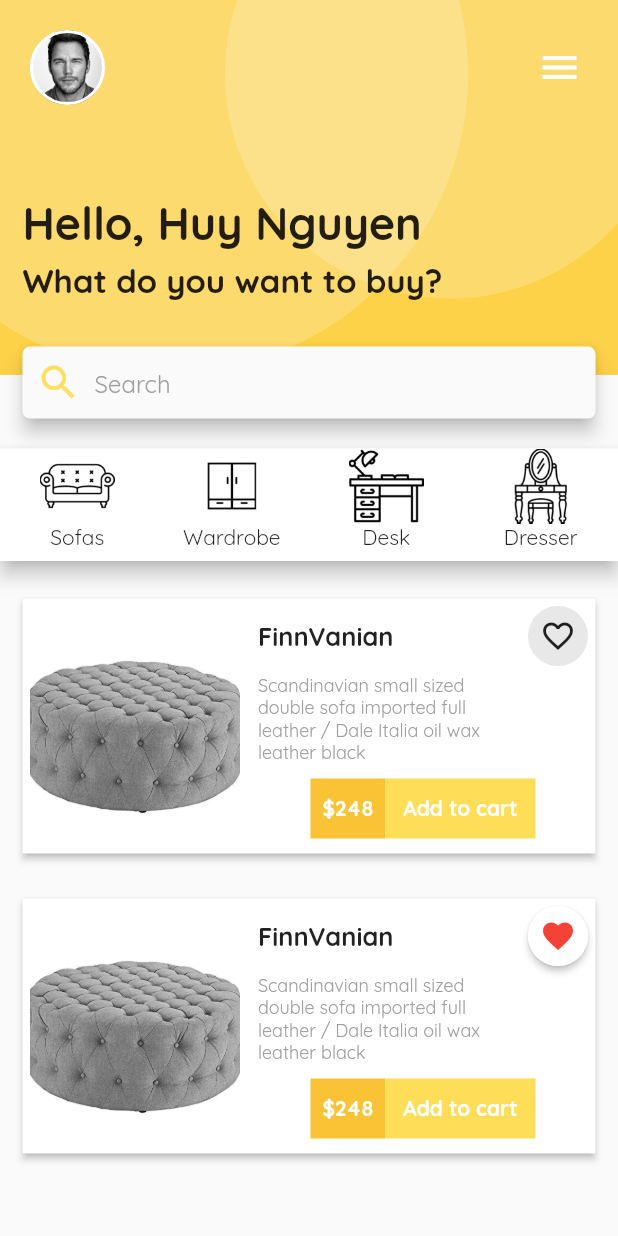
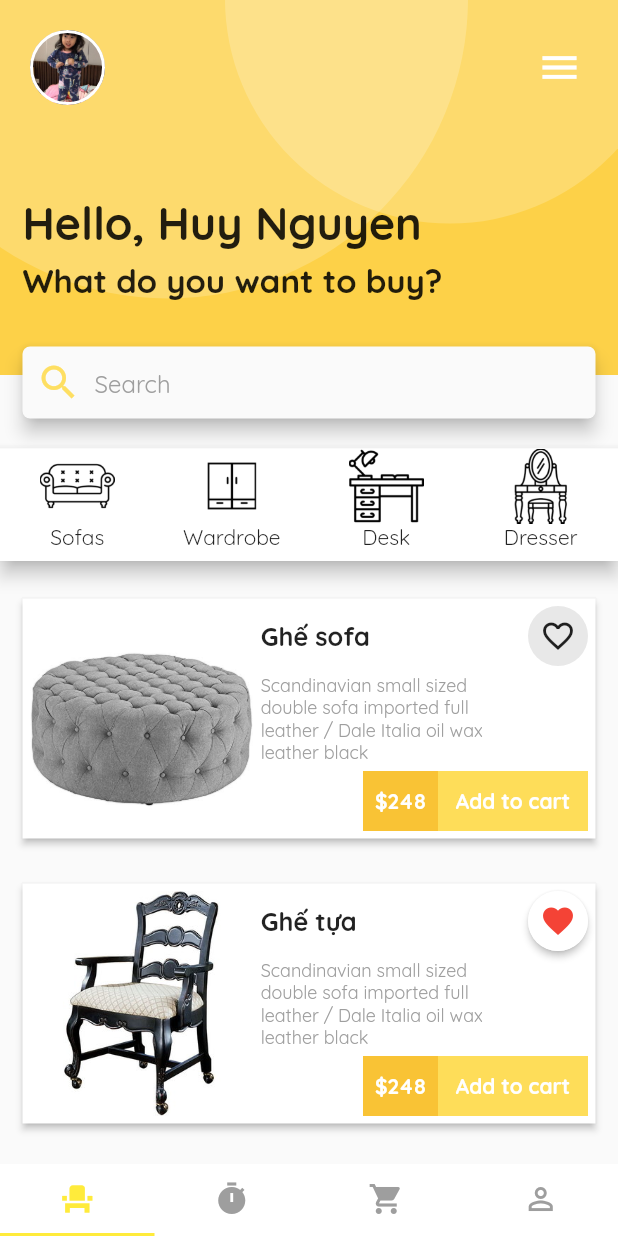
Before and after one commit to nqhuydev/flutter_furniture_app, a Flutter app: the screen it shows after launch, on a phone screen of 412 x 824 dp. Run offline on Flutter 3.47's test engine with Material 2 defaults, Android fonts, the phone set to English and light mode, and no system bars.

Commit message:
complete app

```diff
--- a/lib/main.dart
+++ b/lib/main.dart
@@ -20,11 +20,25 @@ class HomePage extends StatefulWidget {
   _HomePageState createState() => _HomePageState();
 }
 
-class _HomePageState extends State<HomePage> {
+class _HomePageState extends State<HomePage> with SingleTickerProviderStateMixin{
+  TabController _tabController;
+
+  @override
+  void initState() {
+    super.initState();
+    _tabController = new TabController(length: 4, vsync: this);
+  }
+
+  @override
+  void dispose() {
+    _tabController.dispose();
+    super.dispose();
+  }
+
   @override
   Widget build(BuildContext context) {
     return Scaffold(
-      body: ListView(
+      body: new ListView(
         children: <Widget>[
           Column(
             children: <Widget>[
@@ -39,7 +53,7 @@ class _HomePageState extends State<HomePage> {
 
                   //Hình tròn bóng mờ theo vị trí
                   new Positioned(
-                    bottom: 50,
+                    bottom: 100,
                     right: 100,
                     child: Container(
                       height: 400,
@@ -51,7 +65,7 @@ class _HomePageState extends State<HomePage> {
                     ),
                   ),
                   new Positioned(
-                    bottom: 100,
+                    bottom: 150,
                     left: 150,
                     child: Container(
                       height: 300,
@@ -81,7 +95,7 @@ class _HomePageState extends State<HomePage> {
                                 decoration: BoxDecoration(
                                     borderRadius: BorderRadius.circular(25),
                                     image: DecorationImage(
-                                      image: AssetImage('assets/chris.jpg'),
+                                      image: AssetImage('assets/huy.jpg'),
                                     ),
                                     border: Border.all(
                                         color: Colors.white, width: 2)),
@@ -175,11 +189,28 @@ class _HomePageState extends State<HomePage> {
               SizedBox(height: 10),
 
               // Item
-              _itemCard('FinnVanian', 'assets/ottoman.jpg', true),
-              _itemCard('FinnVanian', 'assets/ottoman.jpg', false),
+              _itemCard('Ghế sofa', 'assets/ottoman.jpg', true),
+              _itemCard('Ghế tựa', 'assets/anotherchair.jpg', false),
+              _itemCard('Ghế đệm', 'assets/chair.jpg', true),
+              _itemCard('Ghế tựa', 'assets/anotherchair.jpg', false),
+              _itemCard('Ghế sofa', 'assets/ottoman.jpg', false),
+              _itemCard('Ghế đệm', 'assets/chair.jpg', true),
             ],
           )
         ],
+      ),
+      bottomNavigationBar: new Material(
+        color: Colors.white,
+        child: TabBar(
+          indicatorColor: Colors.yellow,
+          tabs: [
+            Tab(icon: Icon(Icons.event_seat, color: Colors.yellow)),
+            Tab(icon: Icon(Icons.timer, color: Colors.grey)),
+            Tab(icon: Icon(Icons.shopping_cart, color: Colors.grey)),
+            Tab(icon: Icon(Icons.person_outline, color: Colors.grey))
+          ],
+          controller: _tabController,
+        ),
       ),
     );
   }
@@ -212,34 +243,37 @@ class _HomePageState extends State<HomePage> {
           child: Container(
             width: double.infinity,
             child: new Row(
+              mainAxisSize: MainAxisSize.max,
+              mainAxisAlignment: MainAxisAlignment.spaceEvenly,
               children: <Widget>[
-                Container(
+                Expanded(
+                  child: Container(
                     height: 150,
-                  width: 140,
+                    width: 150,
                     decoration: BoxDecoration(
                       image: DecorationImage(
                           image: AssetImage(image), fit: BoxFit.cover),
                     ),
                   ),
-                SizedBox(width: 4.0),
-                Padding(
-                  padding: const EdgeInsets.only(left: 8.0),
+                  flex: 4,
+                ),
+                Expanded(
+                  child: Padding(
+                    padding: const EdgeInsets.only(left: 5),
                     child: Column(
                       crossAxisAlignment: CrossAxisAlignment.start,
                       children: <Widget>[
                         Container(
-                        width: 220,
                           child: Row(
                             children: <Widget>[
-                            Text(
+                              Expanded(
+                                child: Text(
                                   name,
                                   style: TextStyle(
                                       fontFamily: 'Quicksand',
                                       fontSize: 17,
                                       fontWeight: FontWeight.bold),
                                 ),
-                            Expanded(
-                              child: SizedBox(),
                               ),
                               Material(
                                 elevation: isFavorite ? 0 : 2,
@@ -278,15 +312,13 @@ class _HomePageState extends State<HomePage> {
                                     fontSize: 12))),
                         SizedBox(height: 5.0),
                         Row(
-                        mainAxisAlignment: MainAxisAlignment.spaceEvenly,
+                          mainAxisAlignment: MainAxisAlignment.end,
                           children: <Widget>[
-                          SizedBox(width: 35.0),
-                          Padding(
-                            padding: const EdgeInsets.only(top: 5, bottom: 5),
-                            child: Container(
+                            Container(
                               height: 40,
-                              width: 50,
                               color: Color(0xFFF9C335),
+                              child: Padding(
+                                padding: const EdgeInsets.all(8.0),
                                 child: Center(
                                   child: Text('\$248',
                                       style: TextStyle(
@@ -296,7 +328,6 @@ class _HomePageState extends State<HomePage> {
                                 ),
                               ),
                             ),
-
                             Container(
                               height: 40.0,
                               width: 100.0,
@@ -315,6 +346,8 @@ class _HomePageState extends State<HomePage> {
                         )
                       ],
                     ),
+                  ),
+                  flex: 6,
                 )
               ],
             ),
--- a/pubspec.yaml
+++ b/pubspec.yaml
@@ -40,7 +40,7 @@ flutter:
   assets:
    - assets/anotherchair.jpg
    - assets/chair.jpg
-   - assets/chris.jpg
+   - assets/huy.jpg
    - assets/desk.png
    - assets/desks.png
    - assets/dresser.png
```
Also changed, not shown: assets/chris.jpg (deleted), assets/huy.jpg (added). Lines whose indentation alone changed are shown as unchanged.
